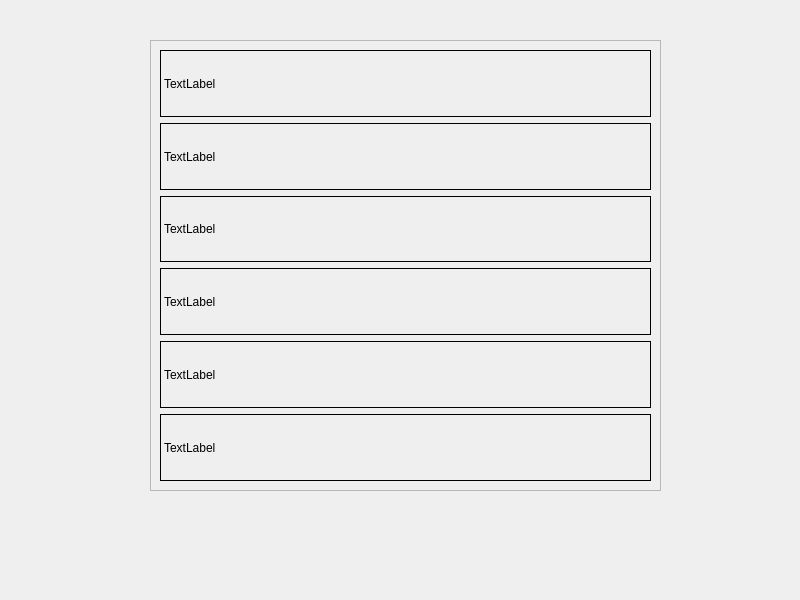
Old version of the form uidevelopment/scrolltest.ui in the repository christianfoster2025/alevelprojecttest.
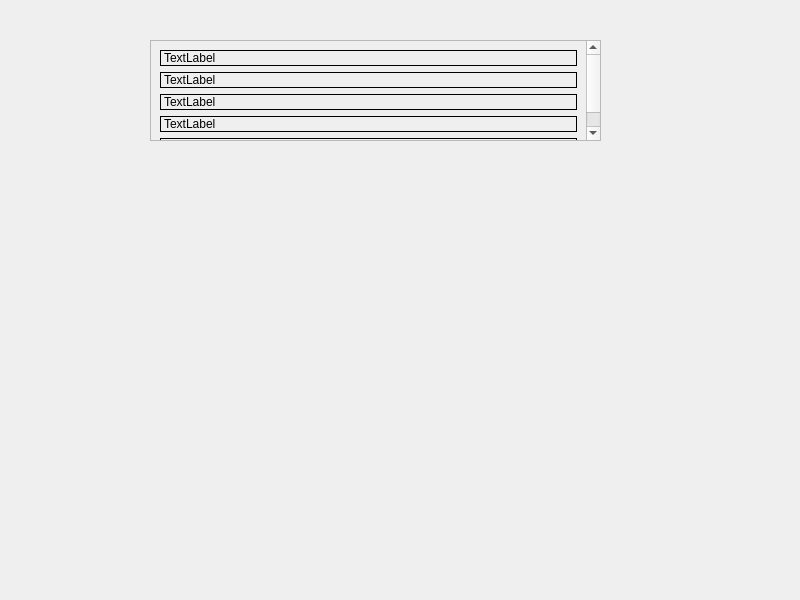
New version of the form.

Diff of the .ui file:
```diff
--- a/uidevelopment/scrolltest.ui
+++ b/uidevelopment/scrolltest.ui
@@ -19,10 +19,13 @@
      <rect>
       <x>150</x>
       <y>40</y>
-      <width>511</width>
-      <height>451</height>
+      <width>451</width>
+      <height>101</height>
      </rect>
     </property>
+    <property name="verticalScrollBarPolicy">
+     <enum>Qt::ScrollBarAlwaysOn</enum>
+    </property>
     <property name="horizontalScrollBarPolicy">
      <enum>Qt::ScrollBarAlwaysOff</enum>
     </property>
@@ -34,8 +37,8 @@
       <rect>
        <x>0</x>
        <y>0</y>
-       <width>509</width>
-       <height>449</height>
+       <width>449</width>
+       <height>146</height>
       </rect>
      </property>
      <layout class="QVBoxLayout" name="verticalLayout">
@@ -64,16 +67,6 @@
         </property>
        </widget>
       </item>
-      <item>
-       <widget class="QLabel" name="label">
-        <property name="frameShape">
-         <enum>QFrame::Box</enum>
-        </property>
-        <property name="text">
-         <string>TextLabel</string>
-        </property>
-       </widget>
-      </item>
       <item>
        <widget class="QLabel" name="label_2">
         <property name="frameShape">
```
